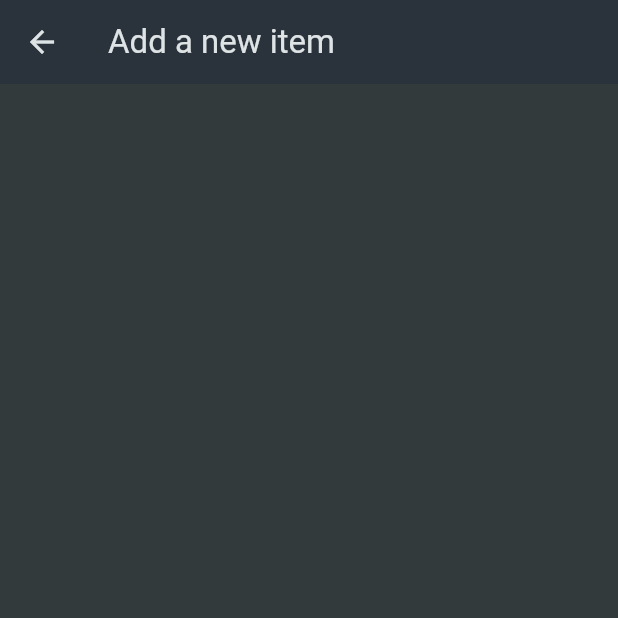
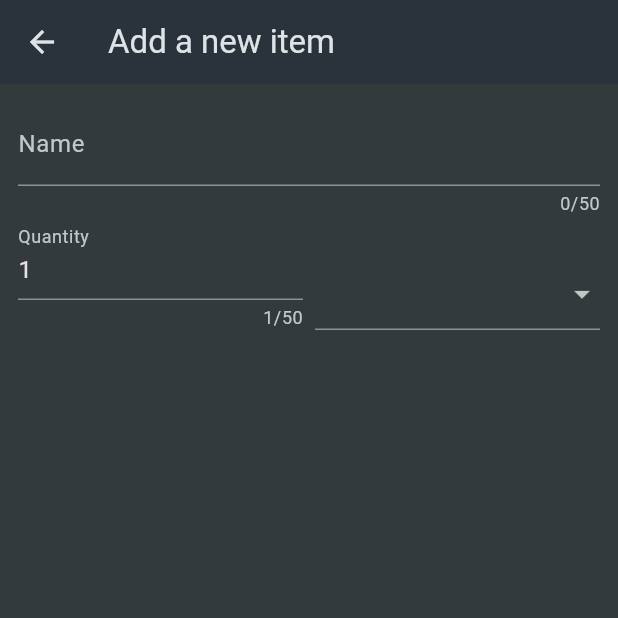
Before and after one commit to San-43/Shopping-List-App, a Flutter app: the NewItem screen opened directly, on a phone screen of 412 x 824 dp, the top half of it. Run offline on Flutter 3.47's test engine with Material 3 defaults, Android fonts, the phone set to English and light mode, and no system bars.

Commit message:
Update new_item.dart

```diff
--- a/lib/widgets/new_item.dart
+++ b/lib/widgets/new_item.dart
@@ -1,5 +1,6 @@
+import 'package:flutter/material.dart';
 
-import 'package:flutter/material.dart';
+import '../data/categories.dart';
 
 class NewItem extends StatefulWidget {
   const NewItem({super.key});
@@ -14,7 +15,59 @@ class _NewItemState extends State<NewItem> {
     return Scaffold(
       appBar: AppBar(title: const Text('Add a new item')),
       body: Padding(
-          padding: const EdgeInsets.all(12),
+        padding: const EdgeInsets.all(12),
+        child: Form(
+          child: Column(
+            children: [
+              TextFormField(
+                maxLength: 50,
+                decoration: const InputDecoration(label: Text('Name')),
+                validator: (value) {
+                  return null;
+                },
+              ),
+              Row(
+                crossAxisAlignment: CrossAxisAlignment.end,
+                children: [
+                  Expanded(
+                    child: TextFormField(
+                      maxLength: 50,
+                      decoration: const InputDecoration(
+                        label: Text('Quantity'),
+                      ),
+                      initialValue: '1',
+                    ),
+                  ),
+                  const SizedBox(width: 8),
+                  Expanded(
+                    child: DropdownButtonFormField(
+                      items: [
+                        for (final category in categories.entries)
+                          DropdownMenuItem(
+                            value: category.key,
+                            child: Row(
+                              children: [
+                                Container(
+                                  width: 16,
+                                  height: 16,
+                                  color: category.value.color,
+                                ),
+                                const SizedBox(width: 6),
+                                Text(category.value.title),
+                              ],
+                            ),
+                          ),
+                      ],
+                      onChanged: (value) {
+                        print('Category changed');
+                      },
+                    ),
+                  ),
+                ],
+              ),
+            ],
+          ),
+        ),
       ),
     );
   }
```
